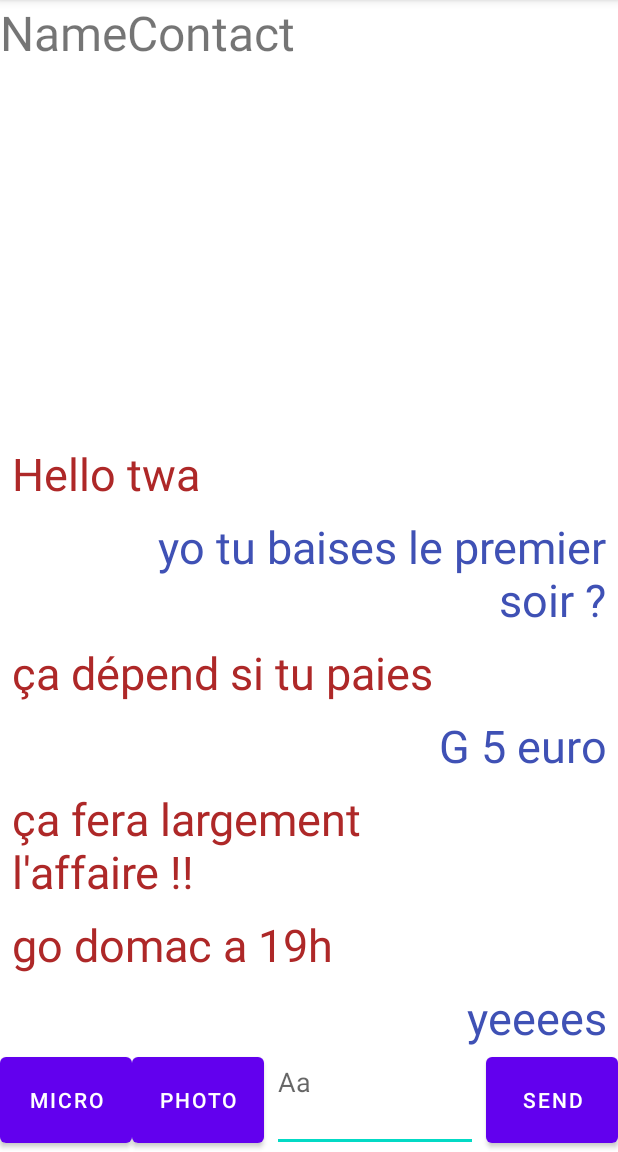
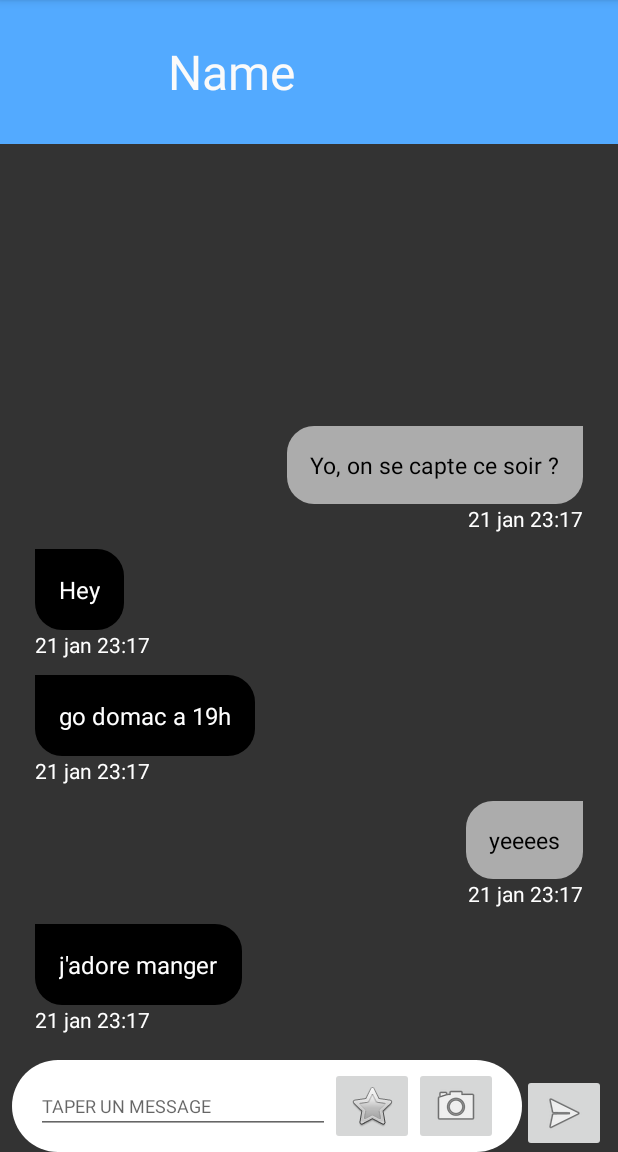
Before and after one commit to Lootin-IGM/Front, an Android app: the screen it shows after launch (ChatActivity), on a phone screen of 412 x 824 dp, the part 84-1236 px from its top. Run offline under Robolectric (Android 15) with nearby library versions, the phone set to English and light mode, and no system bars.

Commit message:
feat: improve design

```diff
--- a/app/src/main/java/fr/uge/lootin/chat/ChatActivity.kt
+++ b/app/src/main/java/fr/uge/lootin/chat/ChatActivity.kt
@@ -1,13 +1,13 @@
 package fr.uge.lootin.chat
 
+import android.graphics.Color
 import androidx.appcompat.app.AppCompatActivity
 import android.os.Bundle
 import android.util.Log
-import android.widget.Adapter
 import android.widget.Button
+import android.widget.ImageButton
 import android.widget.TextView
 import android.widget.Toast
-import androidx.recyclerview.widget.GridLayoutManager
 import androidx.recyclerview.widget.LinearLayoutManager
 import androidx.recyclerview.widget.RecyclerView
 import fr.uge.lootin.R
@@ -23,12 +23,13 @@ class ChatActivity : AppCompatActivity() {
 
         recycler = findViewById(R.id.reclyclerChat)
 
-        val tmpMessage = listOf<Chat>(Chat("yeeees", true),  Chat("go domac a 19h", false), Chat("ça fera largement l'affaire !!", false), Chat("G 5 euro", true), Chat("ça dépend si tu paies", false),Chat("yo tu baises le premier soir ?", true), Chat("Hello twa", false))
-        val mutableList : MutableList<Chat> = ArrayList()
+
+        val tmpMessage = listOf<MessageItemUi>( MessageItemUi("j'adore manger", Color.DKGRAY, MessageItemUi.TYPE_FRIEND_MESSAGE), MessageItemUi("yeeees", Color.DKGRAY, MessageItemUi.TYPE_MY_MESSAGE), MessageItemUi("go domac a 19h", Color.DKGRAY, MessageItemUi.TYPE_FRIEND_MESSAGE) ,  MessageItemUi("Hey", Color.DKGRAY, MessageItemUi.TYPE_FRIEND_MESSAGE),  MessageItemUi("Yo, on se capte ce soir ?", Color.DKGRAY, MessageItemUi.TYPE_MY_MESSAGE))
+        val mutableList : MutableList<MessageItemUi> = ArrayList()
         for(e in tmpMessage) {
             mutableList.add(e)
         }
-        adapter = ChatAdapter(mutableList, null)
+        adapter = ChatAdapter(mutableList)
         recycler.adapter = adapter
         recycler.layoutManager = LinearLayoutManager(this, RecyclerView.VERTICAL, true)
         recycler.addOnScrollListener(object : RecyclerView.OnScrollListener() {
@@ -44,16 +45,20 @@ class ChatActivity : AppCompatActivity() {
         })
 
 
-        findViewById<Button>(R.id.sendText).setOnClickListener { sendText() }
-        findViewById<Button>(R.id.picture).setOnClickListener { SendPicture() }
-        findViewById<Button>(R.id.vocal).setOnClickListener { SendVocal() }
+        findViewById<ImageButton>(R.id.imageButtonsendText).setOnClickListener { sendText() }
+        findViewById<ImageButton>(R.id.imageButtonPicture).setOnClickListener { SendPicture() }
+        findViewById<ImageButton>(R.id.imageButtoncamera).setOnClickListener { SendVocal() }
+
+
     }
+
+
 
     fun sendText() {
         //Toast.makeText(this, "Send message is not implemented yet", Toast.LENGTH_LONG).show()
         val message : String = findViewById<TextView>(R.id.zoneText).text.toString()
         if (message.isNotEmpty()) {
-            adapter.pushFrontFirst(Chat(message, true))
+            adapter.pushFrontFirst(MessageItemUi(message,  Color.WHITE, MessageItemUi.TYPE_MY_MESSAGE))
             findViewById<TextView>(R.id.zoneText).text = ""
             recycler.scrollToPosition(0)
         }
@@ -67,4 +72,5 @@ class ChatActivity : AppCompatActivity() {
         Toast.makeText(this, "Send vocal is not implemented yet", Toast.LENGTH_LONG).show()
     }
 
+
 }
--- a/app/src/main/java/fr/uge/lootin/chat/ChatAdapter.kt
+++ b/app/src/main/java/fr/uge/lootin/chat/ChatAdapter.kt
@@ -1,78 +1,76 @@
 package fr.uge.lootin.chat
 
-import android.annotation.SuppressLint
-import android.os.Build
 import android.util.Log
-import android.view.Gravity
 import android.view.LayoutInflater
 import android.view.View
 import android.view.ViewGroup
-import android.widget.TableRow
 import android.widget.TextView
-import androidx.annotation.RequiresApi
-import androidx.constraintlayout.widget.ConstraintLayout
-import androidx.constraintlayout.widget.ConstraintSet
 import androidx.recyclerview.widget.RecyclerView
 import fr.uge.lootin.R
-import java.util.function.Consumer
+import fr.uge.lootin.chat.MessageItemUi.Companion.TYPE_FRIEND_MESSAGE
+import fr.uge.lootin.chat.MessageItemUi.Companion.TYPE_MY_MESSAGE
 
+class ChatAdapter(var data: MutableList<MessageItemUi>) : RecyclerView.Adapter<ChatAdapter.MessageViewHolder<*>>() {
 
-class ChatAdapter(var messages: MutableList<Chat>, var listener: Consumer<Int>?) : RecyclerView.Adapter<ChatAdapter.ViewHolder>() {
+    abstract class MessageViewHolder<in T>(itemView: View) : RecyclerView.ViewHolder(itemView) {
+        abstract fun bind(item: T)
+    }
 
-    inner class ViewHolder(val itemView: View) : RecyclerView.ViewHolder(itemView) {
+    class MyMessageViewHolder(val view: View) : MessageViewHolder<MessageItemUi>(view) {
+        private val messageContent = view.findViewById<TextView>(R.id.message)
 
-        val messageLeft = itemView.findViewById<TextView>(R.id.left)
-        val messageRight = itemView.findViewById<TextView>(R.id.right)
-
-
-        @RequiresApi(api = Build.VERSION_CODES.N)
-        fun update(item: Chat, pos: Int) {
-
-            if(item.iSend){
-                messageRight.text = item.message
-                messageLeft.text = ""
-            } else {
-                messageLeft.text = item.message
-                messageRight.text = ""
-            }
-            itemView.setOnClickListener {
-                listener!!.accept(pos)
-                notifyItemChanged(pos)
-
-            }
+        override fun bind(item: MessageItemUi) {
+            messageContent.text = item.content
+            messageContent.highlightColor = item.textColor
         }
     }
 
-    @RequiresApi(Build.VERSION_CODES.N)
-    override fun onBindViewHolder(viewHolder: ViewHolder, i: Int) {
-        viewHolder.update(messages[i], i)
-    }
+    class FriendMessageViewHolder(val view: View) : MessageViewHolder<MessageItemUi>(view) {
+        private val messageContent = view.findViewById<TextView>(R.id.message)
 
-    override fun getItemCount(): Int {
-        return messages.size
+        override fun bind(item: MessageItemUi) {
+            messageContent.text = item.content
+            messageContent.highlightColor= item.textColor
+        }
+
+
     }
 
 
-    @Override
-    override fun onCreateViewHolder(viewGroup: ViewGroup, i: Int): ViewHolder {
-        return ViewHolder(
-                LayoutInflater.from(viewGroup.context).inflate(
-                        R.layout.message,
-                        viewGroup,
-                        false
-                )
-        )
+
+    override fun onCreateViewHolder(parent: ViewGroup, viewType: Int): MessageViewHolder<*> {
+        val context = parent.context
+        return when (viewType) {
+            TYPE_MY_MESSAGE -> {
+                val view = LayoutInflater.from(context).inflate(R.layout.my_message, parent, false)
+                MyMessageViewHolder(view)
+            }
+            TYPE_FRIEND_MESSAGE -> {
+                val view = LayoutInflater.from(parent.context).inflate(R.layout.fiend_message, parent, false)
+                FriendMessageViewHolder(view)
+            }
+            else -> throw IllegalArgumentException("Invalid view type")
+        }
     }
 
-    fun pushFrontFirst(chat : Chat){
-        messages.add(0, chat)
+    override fun onBindViewHolder(holder: MessageViewHolder<*>, position: Int) {
+        val item = data[position]
+        Log.d("adapter View", position.toString() + item.content)
+        when (holder) {
+            is MyMessageViewHolder -> holder.bind(item)
+            is FriendMessageViewHolder -> holder.bind(item)
+            else -> throw IllegalArgumentException()
+        }
+    }
+
+    override fun getItemCount(): Int = data.size
+
+    override fun getItemViewType(position: Int): Int = data[position].messageType
+
+    fun pushFrontFirst(chat : MessageItemUi){
+        data.add(0, chat)
         notifyItemInserted(0)
     }
 
-    fun pushFrontLast(chats : List<Chat>){
-       // this.messages = this.messages.plus(chats)
-        this.messages
-        //add(position, item);
-        //notifyItemInserted(1);
-    }
+
 }
--- /dev/null
+++ b/app/src/main/java/fr/uge/lootin/chat/MessageItem.kt
@@ -0,0 +1,3 @@
+package fr.uge.lootin.chat
+
+class MessageItem(val content:String){}
--- /dev/null
+++ b/app/src/main/java/fr/uge/lootin/chat/MessageItemUi.kt
@@ -0,0 +1,8 @@
+package fr.uge.lootin.chat
+
+class MessageItemUi(val content:String,val textColor:Int,val messageType:Int){
+    companion object {
+        const val TYPE_MY_MESSAGE = 0
+        const val TYPE_FRIEND_MESSAGE = 1
+    }
+}
--- /dev/null
+++ b/app/src/main/res/drawable/circle.xml
@@ -0,0 +1,9 @@
+<?xml version="1.0" encoding="utf-8"?>
+<shape xmlns:android="http://schemas.android.com/apk/res/android">
+    <corners android:bottomRightRadius="150dp"
+        android:bottomLeftRadius="150dp"
+        android:topRightRadius="150dp"
+        android:topLeftRadius="150dp"/>Z
+    <solid android:color="@color/white"/>
+
+</shape>
--- /dev/null
+++ b/app/src/main/res/drawable/fiend_bubble.xml
@@ -0,0 +1,8 @@
+<?xml version="1.0" encoding="utf-8"?>
+<shape xmlns:android="http://schemas.android.com/apk/res/android" android:shape="rectangle">
+
+    <corners android:bottomRightRadius="18dp"
+        android:bottomLeftRadius="18dp"
+        android:topRightRadius="18dp" />
+    <solid android:color="@color/black"/>
+</shape>
--- /dev/null
+++ b/app/src/main/res/drawable/my_bubble.xml
@@ -0,0 +1,10 @@
+<?xml version="1.0" encoding="utf-8"?>
+<shape xmlns:android="http://schemas.android.com/apk/res/android"
+    android:shape="rectangle">
+
+    <corners android:bottomRightRadius="18dp"
+        android:bottomLeftRadius="18dp"
+        android:topLeftRadius="18dp" />
+    <solid android:color="#ACACAC"/>
+
+</shape>
--- a/app/src/main/res/layout/activity_chat.xml
+++ b/app/src/main/res/layout/activity_chat.xml
@@ -4,68 +4,16 @@
     xmlns:tools="http://schemas.android.com/tools"
     android:layout_width="match_parent"
     android:layout_height="match_parent"
+    android:background="#333333"
     tools:context=".chat.ChatActivity">
 
-    <TextView
-        android:id="@+id/nameContact"
-        android:layout_width="0dp"
-        android:layout_height="wrap_content"
-        android:text="NameContact"
-        android:textSize="32sp"
-        app:layout_constraintEnd_toEndOf="parent"
-        app:layout_constraintStart_toStartOf="parent"
-        app:layout_constraintTop_toTopOf="parent" />
-
-    <Button
-        android:id="@+id/sendText"
-        android:layout_width="wrap_content"
-        android:layout_height="0dp"
-        android:text="Send"
-        app:layout_constraintBottom_toBottomOf="parent"
-        app:layout_constraintEnd_toEndOf="parent"
-        app:layout_constraintTop_toTopOf="@+id/guidelineItem" />
-
-    <Button
-        android:id="@+id/vocal"
-        android:layout_width="wrap_content"
-        android:layout_height="0dp"
-        android:text="micro"
-        app:layout_constraintBottom_toBottomOf="parent"
-        app:layout_constraintStart_toStartOf="parent"
-        app:layout_constraintTop_toTopOf="@+id/guidelineItem" />
-
-    <Button
-        android:id="@+id/picture"
-        android:layout_width="wrap_content"
-        android:layout_height="0dp"
-        android:text="photo"
-        app:layout_constraintBottom_toBottomOf="parent"
-        app:layout_constraintStart_toEndOf="@+id/vocal"
-        app:layout_constraintTop_toTopOf="@+id/guidelineItem" />
-
-    <EditText
-        android:id="@+id/zoneText"
-        android:layout_width="0dp"
-        android:layout_height="0dp"
-        android:layout_marginStart="5dp"
-        android:layout_marginLeft="5dp"
-        android:layout_marginEnd="5dp"
-        android:layout_marginRight="5dp"
-        android:ems="10"
-        android:gravity="start|top"
-        android:hint="Aa"
-        android:inputType="textMultiLine"
-        app:layout_constraintBottom_toBottomOf="parent"
-        app:layout_constraintEnd_toStartOf="@+id/sendText"
-        app:layout_constraintStart_toEndOf="@+id/picture"
-        app:layout_constraintTop_toTopOf="@+id/guidelineItem" />
 
     <androidx.constraintlayout.widget.Guideline
         android:id="@+id/guidelineItem"
         android:layout_width="wrap_content"
         android:layout_height="wrap_content"
         android:orientation="horizontal"
-        app:layout_constraintGuide_percent="0.91" />
+        app:layout_constraintGuide_percent="0.92" />
 
     <androidx.recyclerview.widget.RecyclerView
         android:id="@+id/reclyclerChat"
@@ -75,9 +23,42 @@
         android:layout_marginLeft="8dp"
         android:layout_marginEnd="8dp"
         android:layout_marginRight="8dp"
+        android:layout_marginBottom="12dp"
         app:layout_constraintBottom_toTopOf="@+id/guidelineItem"
         app:layout_constraintEnd_toEndOf="parent"
         app:layout_constraintStart_toStartOf="parent"
-        app:layout_constraintTop_toBottomOf="@+id/nameContact" />
+        app:layout_constraintTop_toBottomOf="@+id/include" />
+
+    <include
+        android:id="@+id/include"
+        layout="@layout/head_chat"
+        android:layout_width="0dp"
+        android:layout_height="wrap_content"
+        app:layout_constraintEnd_toEndOf="parent"
+        app:layout_constraintStart_toStartOf="parent"
+        app:layout_constraintTop_toTopOf="parent" />
+
+    <ImageButton
+        android:id="@+id/imageButtonsendText"
+        android:layout_width="wrap_content"
+        android:layout_height="wrap_content"
+        android:layout_marginEnd="8dp"
+        android:layout_marginRight="8dp"
+        app:layout_constraintBottom_toBottomOf="parent"
+
+        app:layout_constraintEnd_toEndOf="parent"
+        app:srcCompat="@android:drawable/ic_menu_send" />
+
+
+    <include
+        layout="@layout/send_message"
+        android:layout_width="0dp"
+        android:layout_height="0dp"
+        android:layout_marginStart="8dp"
+        android:layout_marginLeft="8dp"
+        app:layout_constraintBottom_toBottomOf="parent"
+        app:layout_constraintEnd_toStartOf="@+id/imageButtonsendText"
+        app:layout_constraintStart_toStartOf="parent"
+        app:layout_constraintTop_toTopOf="@+id/guidelineItem" />
 
 </androidx.constraintlayout.widget.ConstraintLayout>
--- /dev/null
+++ b/app/src/main/res/layout/fiend_message.xml
@@ -0,0 +1,34 @@
+<?xml version="1.0" encoding="utf-8"?>
+<androidx.constraintlayout.widget.ConstraintLayout xmlns:android="http://schemas.android.com/apk/res/android"
+    xmlns:app="http://schemas.android.com/apk/res-auto"
+    xmlns:tools="http://schemas.android.com/tools"
+    android:orientation="vertical"
+    android:layout_marginLeft="15dp"
+    android:layout_marginTop="5dp"
+    android:layout_marginRight="35dp"
+    android:layout_marginBottom="5dp"
+    android:layout_width="wrap_content"
+    android:layout_height="wrap_content">
+
+    <TextView
+        android:id="@+id/message"
+        android:layout_width="wrap_content"
+        android:layout_height="wrap_content"
+        android:background="@drawable/fiend_bubble"
+        android:padding="16dp"
+        android:textColor="@color/white"
+        android:textSize="16sp"
+        app:layout_constrainedWidth="true"
+        app:layout_constraintStart_toStartOf="parent"
+        app:layout_constraintTop_toTopOf="parent" />
+
+    <TextView
+        android:id="@+id/textView2"
+        android:layout_width="wrap_content"
+        android:layout_height="wrap_content"
+        android:text="21 jan 23:17"
+        android:textColor="@color/white"
+        app:layout_constraintStart_toStartOf="parent"
+        app:layout_constraintTop_toBottomOf="@+id/message" />
+
+</androidx.constraintlayout.widget.ConstraintLayout>
--- /dev/null
+++ b/app/src/main/res/layout/head_chat.xml
@@ -0,0 +1,31 @@
+<?xml version="1.0" encoding="utf-8"?>
+<androidx.constraintlayout.widget.ConstraintLayout xmlns:android="http://schemas.android.com/apk/res/android"
+    xmlns:app="http://schemas.android.com/apk/res-auto"
+    xmlns:tools="http://schemas.android.com/tools"
+    android:layout_width="match_parent"
+    android:layout_height="wrap_content"
+    android:background="#53aaff">
+
+
+    <ImageView
+        android:id="@+id/imageView"
+        android:layout_width="96dp"
+        android:layout_height="96dp"
+        app:layout_constraintStart_toStartOf="parent"
+        app:layout_constraintTop_toTopOf="parent" />
+
+    <TextView
+        android:id="@+id/textView"
+        android:layout_width="0dp"
+        android:layout_height="0dp"
+        android:layout_marginStart="16dp"
+        android:layout_marginLeft="16dp"
+        android:gravity="center_vertical"
+        android:text="Name"
+        android:textColor="#FAFAFA"
+        android:textSize="32sp"
+        app:layout_constraintBottom_toBottomOf="parent"
+        app:layout_constraintEnd_toEndOf="parent"
+        app:layout_constraintStart_toEndOf="@+id/imageView"
+        app:layout_constraintTop_toTopOf="parent" />
+</androidx.constraintlayout.widget.ConstraintLayout>
--- a/app/src/main/res/layout/message.xml
+++ b/app/src/main/res/layout/message.xml
@@ -18,6 +18,7 @@
         android:layout_height="wrap_content"
         android:orientation="vertical"
         app:layout_constraintGuide_percent="0.8" />
+
 
     <TextView
         android:id="@+id/left"
--- /dev/null
+++ b/app/src/main/res/layout/my_message.xml
@@ -0,0 +1,35 @@
+<?xml version="1.0" encoding="utf-8"?>
+<androidx.constraintlayout.widget.ConstraintLayout
+    xmlns:android="http://schemas.android.com/apk/res/android"
+    xmlns:app="http://schemas.android.com/apk/res-auto"
+    android:orientation="vertical"
+    android:layout_gravity="end"
+    android:layout_marginLeft="45dp"
+    android:layout_marginRight="15dp"
+    android:layout_marginTop="5dp"
+    android:layout_marginBottom="5dp"
+    android:layout_width="match_parent"
+    android:layout_height="wrap_content">
+
+    <TextView
+        android:id="@+id/message"
+        android:layout_width="wrap_content"
+        android:layout_height="wrap_content"
+        android:background="@drawable/my_bubble"
+        android:padding="15dp"
+        android:textColor="@color/black"
+        android:textSize="15sp"
+        app:layout_constraintEnd_toEndOf="parent"
+        app:layout_constraintTop_toTopOf="parent" />
+
+    <TextView
+        android:id="@+id/textView2"
+        android:layout_width="wrap_content"
+        android:layout_height="wrap_content"
+        android:text="21 jan 23:17"
+        android:textColor="@color/white"
+        app:layout_constraintEnd_toEndOf="parent"
+        app:layout_constraintTop_toBottomOf="@+id/message" />
+
+
+</androidx.constraintlayout.widget.ConstraintLayout>
--- /dev/null
+++ b/app/src/main/res/layout/send_message.xml
@@ -0,0 +1,51 @@
+<?xml version="1.0" encoding="utf-8"?>
+<androidx.constraintlayout.widget.ConstraintLayout
+    xmlns:android="http://schemas.android.com/apk/res/android"
+    xmlns:app="http://schemas.android.com/apk/res-auto"
+    xmlns:tools="http://schemas.android.com/tools"
+    android:background="@drawable/circle"
+    android:layout_width="match_parent"
+    android:layout_height="wrap_content">
+
+    <EditText
+        android:id="@+id/zoneText"
+        android:layout_width="0dp"
+        android:layout_height="wrap_content"
+        android:layout_marginStart="16dp"
+        android:layout_marginLeft="16dp"
+        android:layout_marginTop="8dp"
+        android:layout_marginBottom="8dp"
+        android:ems="10"
+        android:hint="TAPER UN MESSAGE"
+        android:inputType="textPersonName"
+        android:textSize="12sp"
+        app:layout_constraintBottom_toBottomOf="parent"
+        app:layout_constraintEnd_toStartOf="@+id/imageButtonPicture"
+        app:layout_constraintStart_toStartOf="parent"
+        app:layout_constraintTop_toTopOf="parent" />
+
+    <ImageButton
+        android:id="@+id/imageButtoncamera"
+        android:layout_width="wrap_content"
+        android:layout_height="wrap_content"
+        android:layout_marginTop="8dp"
+        android:layout_marginEnd="16dp"
+        android:layout_marginRight="16dp"
+        android:layout_marginBottom="8dp"
+        app:layout_constraintBottom_toBottomOf="parent"
+        app:layout_constraintEnd_toEndOf="parent"
+        app:layout_constraintTop_toTopOf="parent"
+        app:srcCompat="@android:drawable/ic_menu_camera" />
+
+    <ImageButton
+        android:id="@+id/imageButtonPicture"
+        android:layout_width="wrap_content"
+        android:layout_height="wrap_content"
+        android:layout_marginTop="8dp"
+        android:layout_marginBottom="8dp"
+        app:layout_constraintBottom_toBottomOf="parent"
+        app:layout_constraintEnd_toStartOf="@+id/imageButtoncamera"
+        app:layout_constraintTop_toTopOf="parent"
+        app:srcCompat="@android:drawable/btn_star_big_off" />
+
+</androidx.constraintlayout.widget.ConstraintLayout>
```
